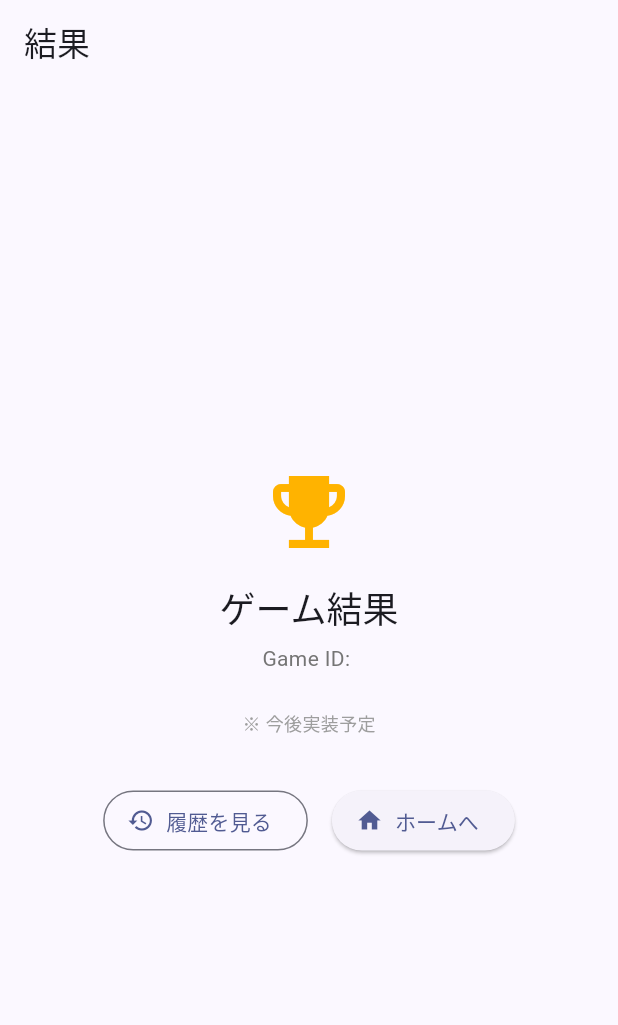
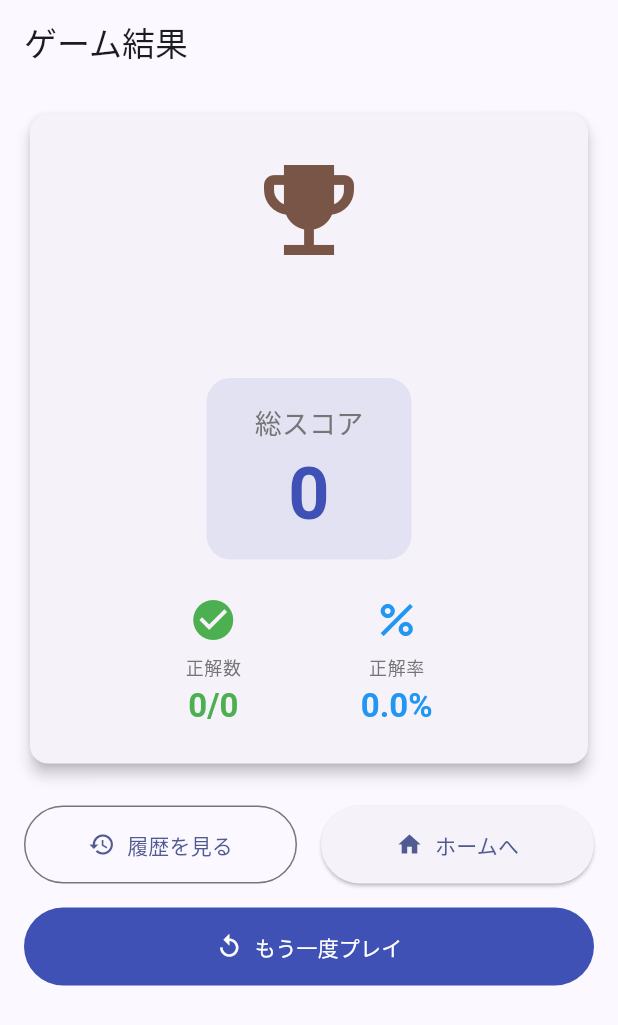
Before and after one commit to snkrdunk/flutter_package_guessr, a Flutter app: the ResultScreen screen opened directly with empty values, on a phone screen of 412 x 824 dp. Shown: the top 1025 px of the screen. Run offline on Flutter 3.47's test engine with Material 3 defaults, Android fonts, the phone set to English and light mode, and no system bars; our stand-ins replace flutter_riverpod, freezed_annotation, go_router, riverpod_annotation, shared_preferences; accounts and stored records are empty; generated files the repository leaves out were written again.

Commit message:
結果画面

```diff
--- a/lib/data/repositories/game_repository_impl.dart
+++ b/lib/data/repositories/game_repository_impl.dart
@@ -15,7 +15,7 @@ class GameRepositoryImpl implements GameRepository {
     final game = Game(
       id: _uuid.v4(),
       playerName: playerName,
-      totalRounds: 10,
+      totalRounds: 6, // パッケージ数に合わせて修正
       rounds: [],
       correctCount: 0,
       totalScore: 0,
--- a/lib/features/result/screens/result_screen.dart
+++ b/lib/features/result/screens/result_screen.dart
@@ -1,69 +1,83 @@
 import 'package:flutter/material.dart';
-import 'package:flutter_riverpod/flutter_riverpod.dart';
 import 'package:go_router/go_router.dart';
+import '../../../domain/entities/game.dart';
+import '../widgets/score_summary_card.dart';
+import '../widgets/round_details_list.dart';
 
-class ResultScreen extends ConsumerWidget {
-  final String gameId;
+class ResultScreen extends StatelessWidget {
+  final Game game;
 
   const ResultScreen({
     super.key,
-    required this.gameId,
+    required this.game,
   });
 
   @override
-  Widget build(BuildContext context, WidgetRef ref) {
+  Widget build(BuildContext context) {
     return Scaffold(
       appBar: AppBar(
-        title: const Text('結果'),
+        title: const Text('ゲーム結果'),
         automaticallyImplyLeading: false,
       ),
-      body: Center(
+      body: SafeArea(
+            child: SingleChildScrollView(
+              padding: const EdgeInsets.all(16),
               child: Column(
-          mainAxisAlignment: MainAxisAlignment.center,
+                crossAxisAlignment: CrossAxisAlignment.stretch,
                 children: [
-            Icon(
-              Icons.emoji_events,
-              size: 64,
-              color: Colors.amber[600],
-            ),
-            const SizedBox(height: 16),
-            Text(
-              'ゲーム結果',
-              style: Theme.of(context).textTheme.headlineSmall,
-            ),
-            const SizedBox(height: 8),
-            Text(
-              'Game ID: $gameId',
-              style: Theme.of(context).textTheme.bodyMedium?.copyWith(
-                    color: Colors.grey[600],
-                  ),
-            ),
+                  // スコアサマリー
+                  ScoreSummaryCard(game: game),
                   const SizedBox(height: 24),
-            const Text(
-              '※ 今後実装予定',
-              style: TextStyle(
-                fontSize: 12,
-                color: Colors.grey,
-              ),
-            ),
-            const SizedBox(height: 32),
+
+                  // ラウンド詳細
+                  if (game.rounds.isNotEmpty) ...[
+                    RoundDetailsList(rounds: game.rounds),
+                    const SizedBox(height: 24),
+                  ],
+
+                  // アクションボタン
                   Row(
-              mainAxisAlignment: MainAxisAlignment.center,
                     children: [
-                OutlinedButton.icon(
+                      Expanded(
+                        child: OutlinedButton.icon(
                           onPressed: () => context.go('/history'),
                           icon: const Icon(Icons.history),
                           label: const Text('履歴を見る'),
+                          style: OutlinedButton.styleFrom(
+                            padding: const EdgeInsets.symmetric(vertical: 16),
+                          ),
+                        ),
                       ),
                       const SizedBox(width: 16),
-                ElevatedButton.icon(
+                      Expanded(
+                        child: ElevatedButton.icon(
                           onPressed: () => context.go('/'),
                           icon: const Icon(Icons.home),
                           label: const Text('ホームへ'),
+                          style: ElevatedButton.styleFrom(
+                            padding: const EdgeInsets.symmetric(vertical: 16),
+                          ),
+                        ),
                       ),
                     ],
                   ),
+                  const SizedBox(height: 16),
+
+                  // もう一度プレイボタン
+                  SizedBox(
+                    width: double.infinity,
+                    child: FilledButton.icon(
+                      onPressed: () => context.go('/'),
+                      icon: const Icon(Icons.replay),
+                      label: const Text('もう一度プレイ'),
+                      style: FilledButton.styleFrom(
+                        padding: const EdgeInsets.symmetric(vertical: 16),
+                        backgroundColor: Colors.indigo,
+                      ),
+                    ),
+                  ),
                 ],
+              ),
             ),
       ),
     );
--- /dev/null
+++ b/lib/features/result/widgets/score_summary_card.dart
@@ -0,0 +1,138 @@
+import 'package:flutter/material.dart';
+import '../../../domain/entities/game.dart';
+
+/// スコアサマリーカード
+class ScoreSummaryCard extends StatelessWidget {
+  final Game game;
+
+  const ScoreSummaryCard({
+    super.key,
+    required this.game,
+  });
+
+  @override
+  Widget build(BuildContext context) {
+    final accuracy = game.totalRounds > 0
+        ? (game.correctCount / game.totalRounds * 100).toStringAsFixed(1)
+        : '0.0';
+
+    return Card(
+      elevation: 4,
+      child: Padding(
+        padding: const EdgeInsets.all(24),
+        child: Column(
+          children: [
+            // トロフィーアイコン
+            Icon(
+              Icons.emoji_events,
+              size: 80,
+              color: _getTrophyColor(game.correctCount, game.totalRounds),
+            ),
+            const SizedBox(height: 16),
+
+            // プレイヤー名
+            Text(
+              game.playerName,
+              style: Theme.of(context).textTheme.headlineSmall?.copyWith(
+                    fontWeight: FontWeight.bold,
+                  ),
+            ),
+            const SizedBox(height: 24),
+
+            // スコア表示
+            Container(
+              padding: const EdgeInsets.symmetric(horizontal: 32, vertical: 16),
+              decoration: BoxDecoration(
+                color: Colors.indigo.withValues(alpha: 0.1),
+                borderRadius: BorderRadius.circular(16),
+              ),
+              child: Column(
+                children: [
+                  Text(
+                    '総スコア',
+                    style: Theme.of(context).textTheme.titleMedium?.copyWith(
+                          color: Colors.grey[600],
+                        ),
+                  ),
+                  const SizedBox(height: 8),
+                  Text(
+                    '${game.totalScore}',
+                    style: Theme.of(context).textTheme.displayLarge?.copyWith(
+                          fontWeight: FontWeight.bold,
+                          color: Colors.indigo,
+                        ),
+                  ),
+                ],
+              ),
+            ),
+            const SizedBox(height: 24),
+
+            // 統計情報
+            Row(
+              mainAxisAlignment: MainAxisAlignment.spaceEvenly,
+              children: [
+                _StatItem(
+                  icon: Icons.check_circle,
+                  label: '正解数',
+                  value: '${game.correctCount}/${game.totalRounds}',
+                  color: Colors.green,
+                ),
+                _StatItem(
+                  icon: Icons.percent,
+                  label: '正解率',
+                  value: '$accuracy%',
+                  color: Colors.blue,
+                ),
+              ],
+            ),
+          ],
+        ),
+      ),
+    );
+  }
+
+  Color _getTrophyColor(int correct, int total) {
+    final rate = correct / total;
+    if (rate >= 0.8) return Colors.amber;
+    if (rate >= 0.6) return Colors.grey;
+    return Colors.brown;
+  }
+}
+
+class _StatItem extends StatelessWidget {
+  final IconData icon;
+  final String label;
+  final String value;
+  final Color color;
+
+  const _StatItem({
+    required this.icon,
+    required this.label,
+    required this.value,
+    required this.color,
+  });
+
+  @override
+  Widget build(BuildContext context) {
+    return Column(
+      children: [
+        Icon(icon, color: color, size: 32),
+        const SizedBox(height: 8),
+        Text(
+          label,
+          style: Theme.of(context).textTheme.bodySmall?.copyWith(
+                color: Colors.grey[600],
+              ),
+        ),
+        const SizedBox(height: 4),
+        Text(
+          value,
+          style: Theme.of(context).textTheme.titleLarge?.copyWith(
+                fontWeight: FontWeight.bold,
+                color: color,
+              ),
+        ),
+      ],
+    );
+  }
+}
--- a/lib/features/router/app_router.dart
+++ b/lib/features/router/app_router.dart
@@ -1,5 +1,6 @@
 import 'package:flutter/material.dart';
 import 'package:go_router/go_router.dart';
+import '../../domain/entities/game.dart';
 import '../home/screens/home_screen.dart';
 import '../home/screens/score_history_screen.dart';
 import '../game/screens/game_screen.dart';
@@ -38,8 +39,8 @@ final goRouter = GoRouter(
       path: '/result/:gameId',
       name: 'result',
       builder: (context, state) {
-        final gameId = state.pathParameters['gameId']!;
-        return ResultScreen(gameId: gameId);
+        final game = state.extra as Game;
+        return ResultScreen(game: game);
       },
     ),
   ],
```
Also changed, not shown: lib/features/game/providers/game_provider.dart (+36 -19 lines), lib/features/game/screens/game_screen.dart (+53 -10 lines), lib/features/result/widgets/round_details_list.dart (added, +130 -0 lines), lib/features/game/providers/game_provider.g.dart, lib/features/game/providers/timer_provider.g.dart. Lines whose indentation alone changed are shown as unchanged.
